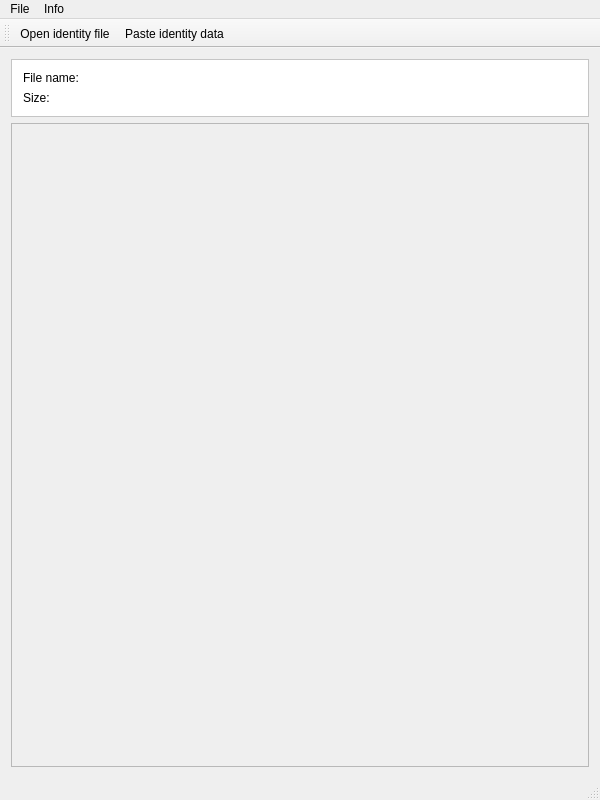
Above: mainwindow.ui from sqrldev/IdTool before the change. Below: the same form after it.
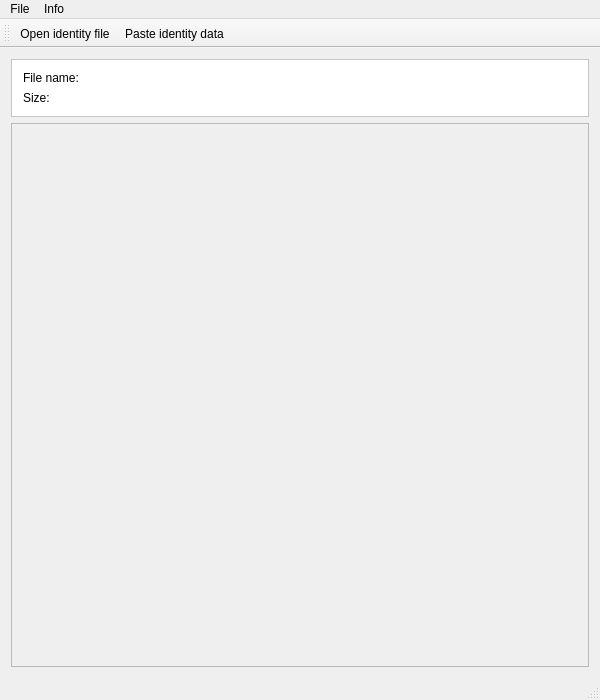
That is the form after the change. Icons and pictures are not drawn.

Commit message: Code flow optimizations in UIBuilder

Patch:
```diff
--- a/mainwindow.ui
+++ b/mainwindow.ui
@@ -7,7 +7,7 @@
     <x>0</x>
     <y>0</y>
     <width>600</width>
-    <height>800</height>
+    <height>700</height>
    </rect>
   </property>
   <property name="sizePolicy">
@@ -19,7 +19,7 @@
   <property name="minimumSize">
    <size>
     <width>600</width>
-    <height>800</height>
+    <height>300</height>
    </size>
   </property>
   <property name="windowTitle">
@@ -126,7 +126,7 @@
          <x>0</x>
          <y>0</y>
          <width>580</width>
-         <height>643</height>
+         <height>543</height>
         </rect>
        </property>
       </widget>
```
The commit also changes 2 other files.
